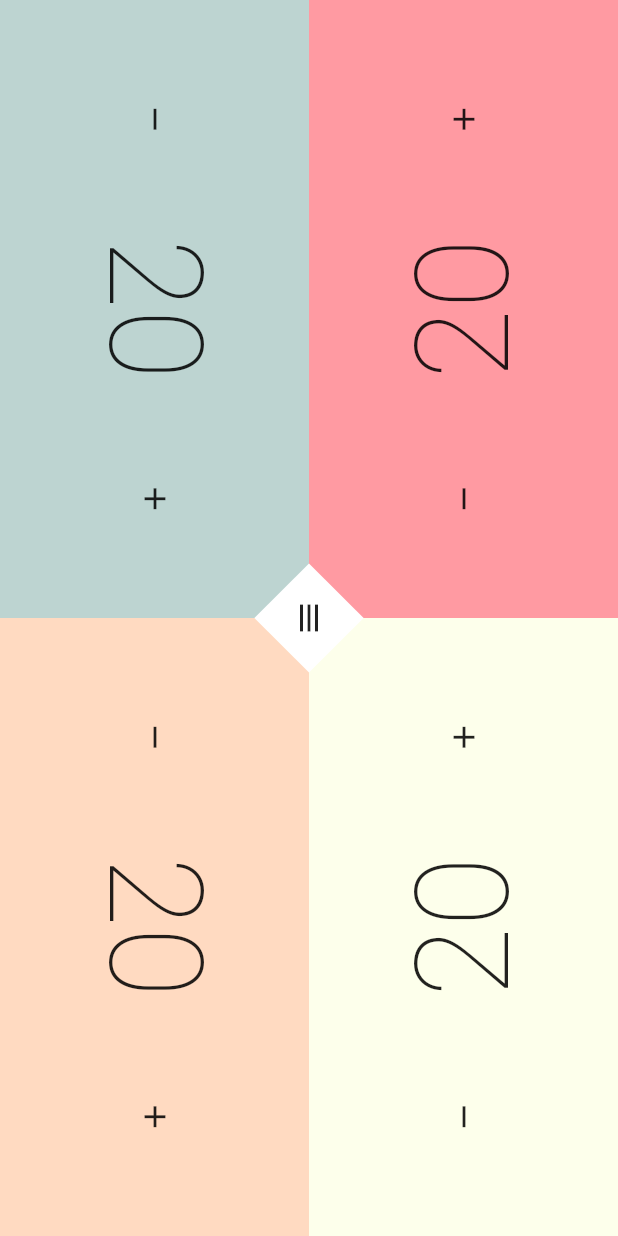
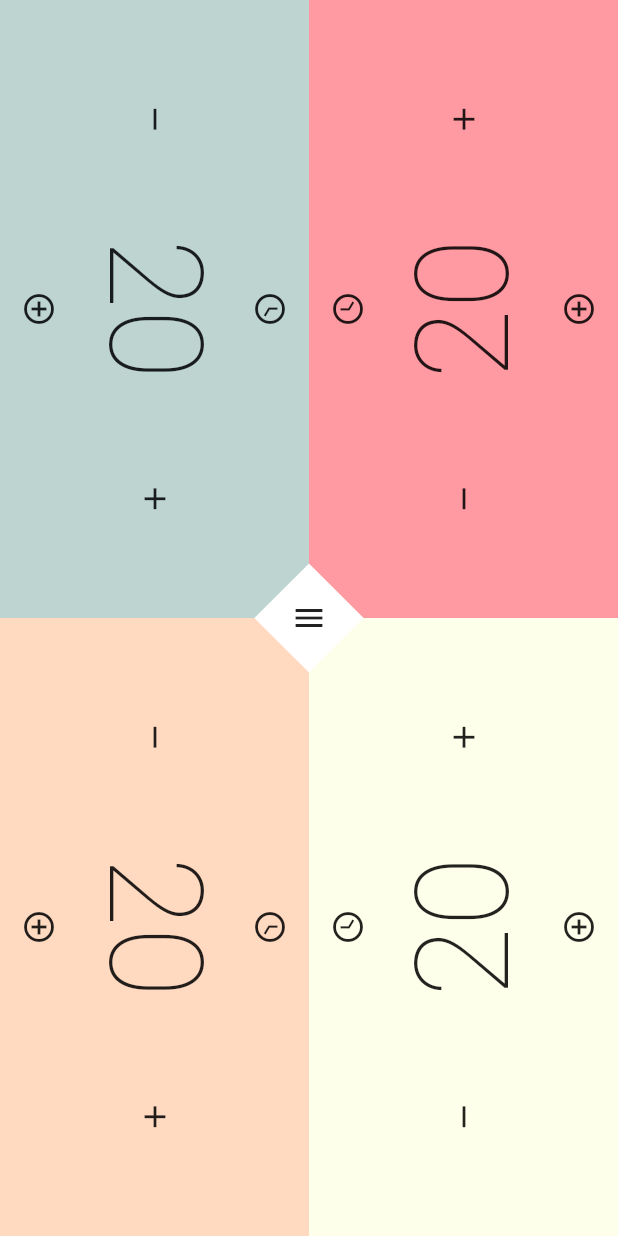
Before and after one commit to Akurom/mtg_roulette, a Flutter app: the screen it shows after launch, after a tap on the "remove" icon, after a tap on the "add" icon, after a tap on "PLAY!", on a phone screen of 412 x 824 dp. Run offline on Flutter 3.47's test engine with Material 2 defaults, Android fonts, the light colour scheme and no system bars; Roboto replaces fonts that are missing (Oswald).

Commit message:
minor tweakings

```diff
--- a/lib/views/commons/center_button.dart
+++ b/lib/views/commons/center_button.dart
@@ -22,7 +22,7 @@ class CenterButton extends StatelessWidget {
             //border: Border.all(),
           ),
           child: RotationTransition(
-            turns: new AlwaysStoppedAnimation(45 / 360),
+            turns: new AlwaysStoppedAnimation(-45 / 360),
             child: Icon(
               Icons.menu,
             ),
--- a/lib/views/commons/clock.dart
+++ b/lib/views/commons/clock.dart
@@ -1,19 +1,26 @@
-
-
 import 'package:flutter/cupertino.dart';
+import 'package:flutter/material.dart';
+import 'package:mtg_roulette/tools/tools.dart';
 
 class Clock extends StatefulWidget {
-  Clock({Key? key}) : super(key : key);
+  Clock({Key? key}) : super(key: key);
 
   @override
   State<Clock> createState() => _ClockState();
 }
 
 class _ClockState extends State<Clock> with TickerProviderStateMixin {
-
   @override
   Widget build(BuildContext context) {
-    // TODO: implement build
-    throw UnimplementedError();
+    return Container(
+      /*width: getScreenWidth(context) / 8,
+      height: getScreenWidth(context) / 8,*/
+      child: Center(
+        child: InkWell(
+          child: Icon(Icons.access_time),
+          onTap: () {},
+        ),
+      ),
+    );
   }
 }
--- a/lib/views/commons/count_widget.dart
+++ b/lib/views/commons/count_widget.dart
@@ -1,5 +1,8 @@
 import 'package:flutter/material.dart';
 import 'package:mtg_roulette/constants/colors.dart';
+import 'package:mtg_roulette/models/player_model.dart';
+import 'package:mtg_roulette/views/commons/clock.dart';
+import 'package:mtg_roulette/views/commons/counters_bar.dart';
 
 typedef void IntCallback(int id);
 
@@ -9,6 +12,7 @@ class CountWidget extends StatefulWidget {
   final Color color;
   final bool displaySnack;
   final IntCallback onChanged;
+  final PlayerModel? player;
 
   const CountWidget(
       {Key? key,
@@ -16,6 +20,7 @@ class CountWidget extends StatefulWidget {
       this.highLimit,
       this.displaySnack = false,
       this.color = Colors.transparent,
+      this.player = null,
       required this.defaultV,
       required this.onChanged})
       : super(key: key);
@@ -44,7 +49,14 @@ class _CountWidgetState extends State<CountWidget> {
   Widget build(BuildContext context) {
     return Container(
       //decoration: BoxDecoration(color: widget.color, border: Border.all()),
-      child: IntrinsicHeight(
+
+      child: Column(
+        mainAxisAlignment: MainAxisAlignment.spaceEvenly,
+        children: [
+          // -------- Clock
+          if (widget.player != null) Clock(),
+          // ---
+          IntrinsicHeight(
             child: Row(
               mainAxisAlignment: MainAxisAlignment.center,
               crossAxisAlignment: CrossAxisAlignment.stretch,
@@ -60,7 +72,6 @@ class _CountWidgetState extends State<CountWidget> {
                   ),
                 ),
                 Center(
-
                   child: Text(
                     _count.toString(),
                     style: Theme.of(context).textTheme.headline1,
@@ -77,6 +88,11 @@ class _CountWidgetState extends State<CountWidget> {
               ],
             ),
           ),
+          // --------- Counters bar
+          if (widget.player != null) CountersBar(),
+          // ---
+        ],
+      ),
     );
   }
 }
--- /dev/null
+++ b/lib/views/commons/counters_bar.dart
@@ -0,0 +1,32 @@
+import 'package:flutter/material.dart';
+import 'package:mtg_roulette/tools/tools.dart';
+
+class CountersBar extends StatefulWidget {
+  CountersBar({Key? key}) : super(key: key);
+
+  @override
+  State<CountersBar> createState() => _CountersBarState();
+}
+
+class _CountersBarState extends State<CountersBar> {
+  @override
+  Widget build(BuildContext context) {
+    return Center(
+      child: Row(
+        mainAxisAlignment: MainAxisAlignment.center,
+        children: [
+          Container(
+            /*width: getScreenWidth(context) / 8,
+            height: getScreenWidth(context) / 8,*/
+            child: Center(
+              child: InkWell(
+                child: Icon(Icons.add_circle_outline),
+                onTap: () {},
+              ),
+            ),
+          ),
+        ],
+      ),
+    );
+  }
+}
--- a/lib/views/game_screen.dart
+++ b/lib/views/game_screen.dart
@@ -45,6 +45,7 @@ class _GameScreenState extends State<GameScreen> {
                               quarterTurns: 1,
                               child: CountWidget(
                                 defaultV: gameModel.players[0].lifeCount,
+                                player: gameModel.players[0],
                                 onChanged: (int) {},
                               ),
                             ),
@@ -56,7 +57,8 @@ class _GameScreenState extends State<GameScreen> {
                             child: RotatedBox(
                               quarterTurns: -1,
                               child: CountWidget(
-                                defaultV: gameModel.players[0].lifeCount,
+                                defaultV: gameModel.players[1].lifeCount,
+                                player: gameModel.players[1],
                                 onChanged: (int) {},
                               ),
                             ),
@@ -72,7 +74,8 @@ class _GameScreenState extends State<GameScreen> {
                             child: RotatedBox(
                               quarterTurns: 1,
                               child: CountWidget(
-                                defaultV: gameModel.players[0].lifeCount,
+                                defaultV: gameModel.players[3].lifeCount,
+                                player: gameModel.players[3],
                                 onChanged: (int) {},
                               ),
                             ),
@@ -84,7 +87,8 @@ class _GameScreenState extends State<GameScreen> {
                             child: RotatedBox(
                               quarterTurns: -1,
                               child: CountWidget(
-                                defaultV: gameModel.players[0].lifeCount,
+                                defaultV: gameModel.players[2].lifeCount,
+                                player: gameModel.players[2],
                                 onChanged: (int) {},
                               ),
                             ),
```
Lines whose indentation alone changed are shown as unchanged.
